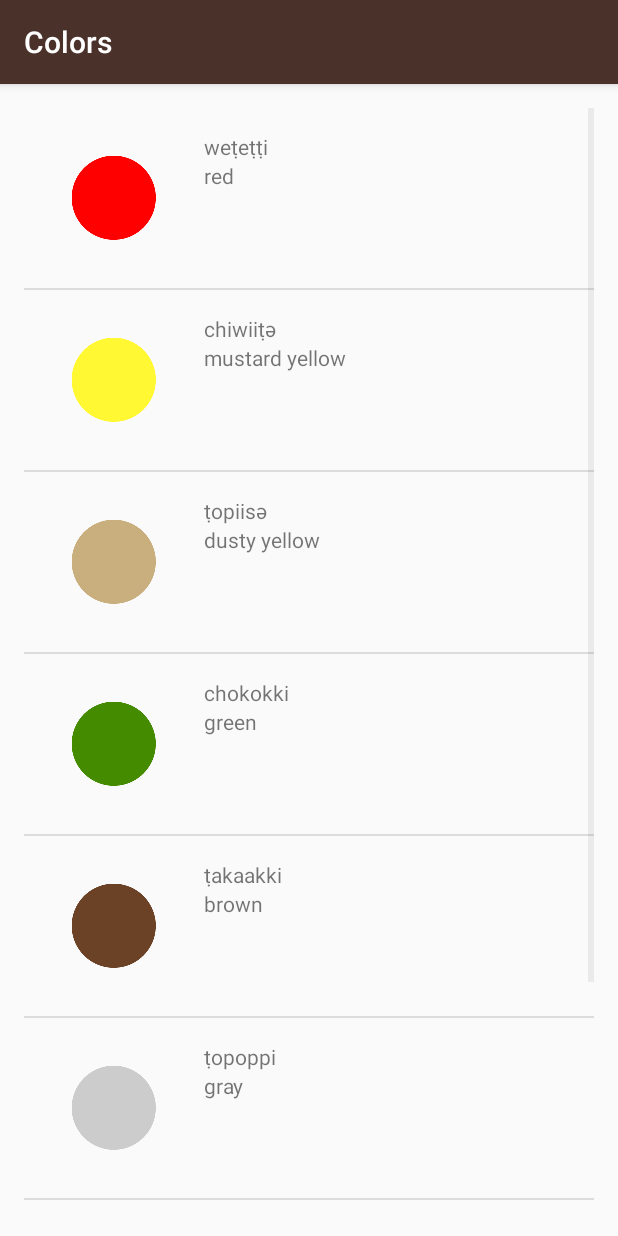
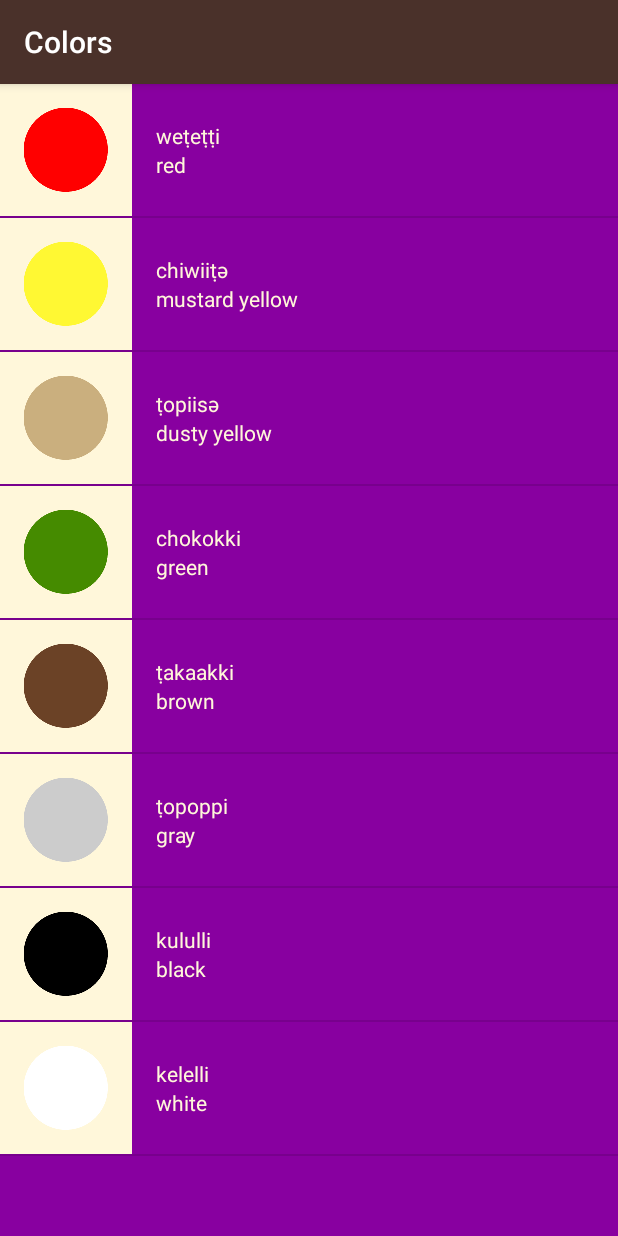
Before and after one commit to lixw1021/Miwok, an Android app: the ColorsActivity screen opened directly, with no data from a screen before it, on a phone screen of 412 x 824 dp. Run offline under Robolectric (Android 15) with nearby library versions, the phone set to English and light mode, and no system bars.

Commit message:
Visual polish

```diff
--- a/app/src/main/java/com/example/android/miwok/ColorsActivity.java
+++ b/app/src/main/java/com/example/android/miwok/ColorsActivity.java
@@ -26,6 +26,7 @@ public class ColorsActivity extends AppCompatActivity {
         WordAdapter itemsAdapter = new WordAdapter(this, words);
 
         ListView listView = (ListView) findViewById(R.id.list);
+        listView.setBackgroundResource(R.color.category_colors);
 
         listView.setAdapter(itemsAdapter);
     }
--- a/app/src/main/java/com/example/android/miwok/FamilyActivity.java
+++ b/app/src/main/java/com/example/android/miwok/FamilyActivity.java
@@ -28,6 +28,7 @@ public class FamilyActivity extends AppCompatActivity {
         WordAdapter itemsAdapter = new WordAdapter(this, words);
 
         ListView listView = (ListView) findViewById(R.id.list);
+        listView.setBackgroundResource(R.color.category_family);
 
         listView.setAdapter(itemsAdapter);
     }
--- a/app/src/main/java/com/example/android/miwok/NumbersActivity.java
+++ b/app/src/main/java/com/example/android/miwok/NumbersActivity.java
@@ -31,6 +31,7 @@ public class NumbersActivity extends AppCompatActivity {
         WordAdapter itemsAdapter = new WordAdapter(this, words);
 
         ListView listView = (ListView) findViewById(R.id.list);
+        listView.setBackgroundResource(R.color.category_numbers);
 
         listView.setAdapter(itemsAdapter);
     }
--- a/app/src/main/java/com/example/android/miwok/PhrasesAvtivity.java
+++ b/app/src/main/java/com/example/android/miwok/PhrasesAvtivity.java
@@ -28,6 +28,7 @@ public class PhrasesAvtivity extends AppCompatActivity {
         WordAdapter itemsAdapter = new WordAdapter(this, words);
 
         ListView listView = (ListView) findViewById(R.id.list);
+        listView.setBackgroundResource(R.color.category_phrases);
 
         listView.setAdapter(itemsAdapter);
     }
--- a/app/src/main/res/layout/list_item.xml
+++ b/app/src/main/res/layout/list_item.xml
@@ -3,30 +3,33 @@
     xmlns:tool="http://schemas.android.com/tools"
     android:id="@+id/list_item_view"
     android:layout_width="wrap_content"
-    android:layout_height="wrap_content"
-    android:padding="16dp">
+    android:layout_height="wrap_content">
 
     <ImageView
         android:id="@+id/image_view"
-        android:layout_width="wrap_content"
-        android:layout_height="wrap_content"
+        android:layout_width="88dp"
+        android:layout_height="88dp"
+        android:background="@color/tan_background"
         android:src="@mipmap/ic_launcher" />
 
     <TextView
         android:id="@+id/miwok_text_view"
         android:layout_width="match_parent"
-        android:layout_height="wrap_content"
+        android:layout_height="44dp"
         android:layout_toEndOf="@+id/image_view"
+        android:gravity="bottom"
         android:paddingStart="16dp"
+        android:textColor="@color/tan_background"
         tool:text="lutti" />
 
     <TextView
         android:id="@+id/default_text_view"
         android:layout_width="match_parent"
-        android:layout_height="wrap_content"
+        android:layout_height="44dp"
         android:layout_below="@+id/miwok_text_view"
         android:layout_toEndOf="@+id/image_view"
         android:paddingStart="16dp"
+        android:textColor="@color/tan_background"
         tool:text="one" />
 
 </RelativeLayout>
--- a/app/src/main/res/layout/word_list.xml
+++ b/app/src/main/res/layout/word_list.xml
@@ -5,8 +5,4 @@
     android:orientation="vertical"
     android:layout_width="match_parent"
     android:layout_height="match_parent"
-    android:paddingBottom="@dimen/activity_vertical_margin"
-    android:paddingLeft="@dimen/activity_horizontal_margin"
-    android:paddingRight="@dimen/activity_horizontal_margin"
-    android:paddingTop="@dimen/activity_vertical_margin"
     tools:context="com.example.android.miwok.NumbersActivity"/>
```
